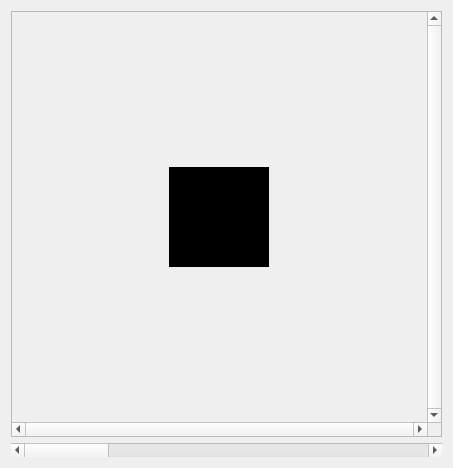
danielmeinert/objectcreator, file editor_app/gui/sprite.ui: the form before one commit.
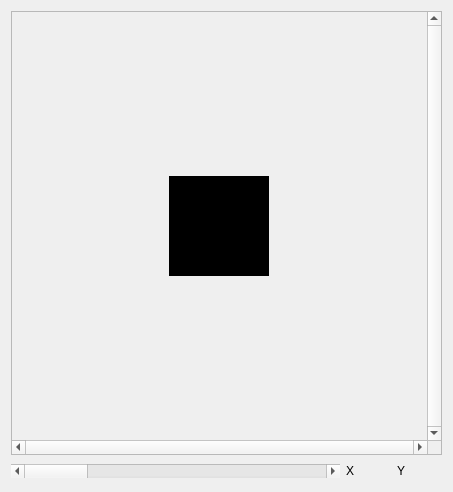
The form after the commit. Custom widgets are drawn as their Qt base class.

The edit to the form file:
```diff
--- a/editor_app/gui/sprite.ui
+++ b/editor_app/gui/sprite.ui
@@ -7,13 +7,109 @@
     <x>0</x>
     <y>0</y>
     <width>453</width>
-    <height>468</height>
+    <height>492</height>
    </rect>
   </property>
   <property name="windowTitle">
    <string>Form</string>
   </property>
   <layout class="QGridLayout" name="gridLayout">
+   <item row="1" column="0">
+    <widget class="QWidget" name="widget" native="true">
+     <property name="sizePolicy">
+      <sizepolicy hsizetype="Expanding" vsizetype="Fixed">
+       <horstretch>0</horstretch>
+       <verstretch>0</verstretch>
+      </sizepolicy>
+     </property>
+     <property name="minimumSize">
+      <size>
+       <width>20</width>
+       <height>20</height>
+      </size>
+     </property>
+     <layout class="QHBoxLayout" name="horizontalLayout">
+      <property name="leftMargin">
+       <number>0</number>
+      </property>
+      <property name="topMargin">
+       <number>0</number>
+      </property>
+      <property name="rightMargin">
+       <number>0</number>
+      </property>
+      <property name="bottomMargin">
+       <number>0</number>
+      </property>
+      <item>
+       <widget class="QScrollBar" name="slider_zoom">
+        <property name="sizePolicy">
+         <sizepolicy hsizetype="Expanding" vsizetype="Fixed">
+          <horstretch>0</horstretch>
+          <verstretch>0</verstretch>
+         </sizepolicy>
+        </property>
+        <property name="minimumSize">
+         <size>
+          <width>20</width>
+          <height>0</height>
+         </size>
+        </property>
+        <property name="focusPolicy">
+         <enum>Qt::NoFocus</enum>
+        </property>
+        <property name="contextMenuPolicy">
+         <enum>Qt::DefaultContextMenu</enum>
+        </property>
+        <property name="minimum">
+         <number>1</number>
+        </property>
+        <property name="maximum">
+         <number>20</number>
+        </property>
+        <property name="pageStep">
+         <number>5</number>
+        </property>
+        <property name="orientation">
+         <enum>Qt::Horizontal</enum>
+        </property>
+        <property name="invertedAppearance">
+         <bool>false</bool>
+        </property>
+       </widget>
+      </item>
+      <item>
+       <widget class="QLabel" name="label_x">
+        <property name="minimumSize">
+         <size>
+          <width>45</width>
+          <height>0</height>
+         </size>
+        </property>
+        <property name="layoutDirection">
+         <enum>Qt::RightToLeft</enum>
+        </property>
+        <property name="text">
+         <string>X</string>
+        </property>
+       </widget>
+      </item>
+      <item>
+       <widget class="QLabel" name="label_y">
+        <property name="minimumSize">
+         <size>
+          <width>45</width>
+          <height>0</height>
+         </size>
+        </property>
+        <property name="text">
+         <string>Y</string>
+        </property>
+       </widget>
+      </item>
+     </layout>
+    </widget>
+   </item>
    <item row="0" column="0">
     <widget class="SpriteViewWidget" name="scroll_area">
      <property name="sizePolicy">
@@ -47,7 +143,7 @@
       <property name="geometry">
        <rect>
         <x>149</x>
-        <y>145</y>
+        <y>155</y>
         <width>118</width>
         <height>118</height>
        </rect>
@@ -97,31 +193,6 @@
      </widget>
     </widget>
    </item>
-   <item row="1" column="0">
-    <widget class="QScrollBar" name="slider_zoom">
-     <property name="focusPolicy">
-      <enum>Qt::NoFocus</enum>
-     </property>
-     <property name="contextMenuPolicy">
-      <enum>Qt::DefaultContextMenu</enum>
-     </property>
-     <property name="minimum">
-      <number>1</number>
-     </property>
-     <property name="maximum">
-      <number>20</number>
-     </property>
-     <property name="pageStep">
-      <number>5</number>
-     </property>
-     <property name="orientation">
-      <enum>Qt::Horizontal</enum>
-     </property>
-     <property name="invertedAppearance">
-      <bool>false</bool>
-     </property>
-    </widget>
-   </item>
   </layout>
  </widget>
  <customwidgets>
```
Left out of the diff: 3 changed lines with no effect on the pictures.
